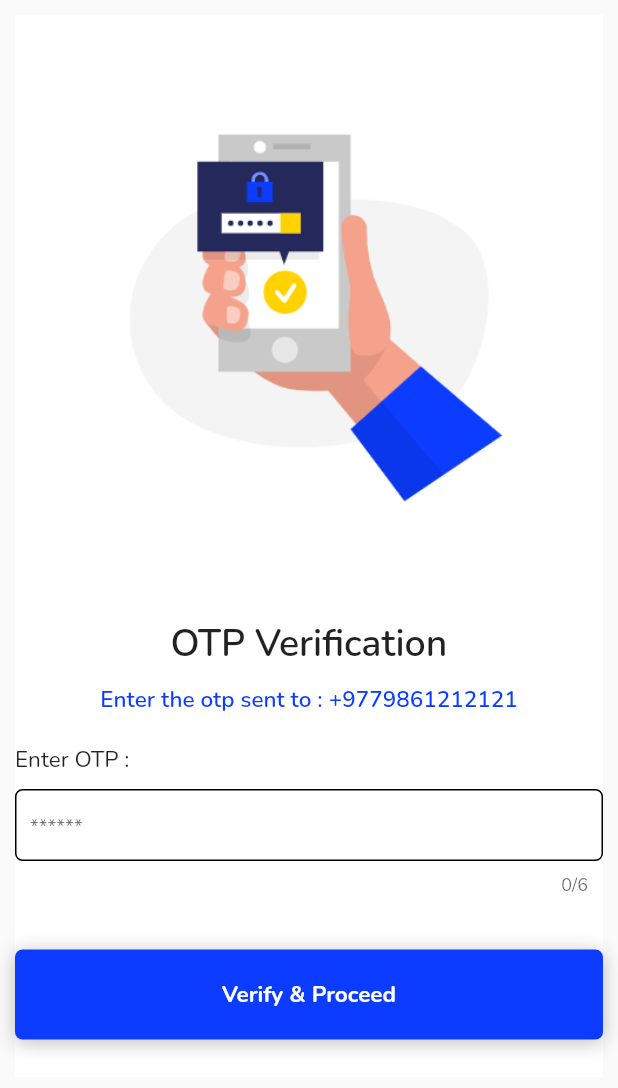
After one commit to kafle1/hamro-yatayat, a Flutter app: the screen it shows after launch, after a tap on "SIGN IN WITH PHONE", after a tap on "Get OTP", on a phone screen of 412 x 824 dp. The commit adds this screen. Shown: the top 1088 px of the screen. Run offline on Flutter 3.47's test engine with Material 2 defaults, Android fonts, the phone set to English and light mode, and no system bars.

Commit message:
PhoneAuth and OTP UI Complete

```diff
--- a/lib/components/appbar.dart
+++ b/lib/components/appbar.dart
@@ -1,5 +1,6 @@
 import 'package:flutter/material.dart';
 import 'package:yatayat/constants.dart';
+import 'package:yatayat/screens/profile_screen.dart';
 
 class YatayatAppbar extends StatelessWidget implements PreferredSizeWidget {
   final double height;
@@ -32,7 +33,7 @@ class YatayatAppbar extends StatelessWidget implements PreferredSizeWidget {
             Icons.person_rounded,
             size: 25,
           ),
-          onPressed: () => null,
+          onPressed: () => {Navigator.pushNamed(context, ProfileScreen.id)},
         ),
       ],
     );
--- a/lib/components/vehicles.dart
+++ b/lib/components/vehicles.dart
@@ -1,6 +1,5 @@
 import 'package:flutter/material.dart';
 import 'package:yatayat/constants.dart';
-import 'package:yatayat/screens/create_booking_screen.dart';
 
 class Vehicles extends StatefulWidget {
   static const String id = 'vehicles';
@@ -31,7 +30,7 @@ class _VehiclesState extends State<Vehicles> {
                 child: ListTile(
                   onTap: () {
                     print(index);
-                    Navigator.popAndPushNamed(context, CreateBookingScreen.id);
+                    Navigator.pop(context);
                   },
                   title: Text(vehicles[index]['title']),
                   leading: Image(
--- a/lib/components/yatayat_bottom_navigation.dart
+++ b/lib/components/yatayat_bottom_navigation.dart
@@ -1,9 +1,9 @@
 import 'package:flutter/material.dart';
 import 'package:yatayat/constants.dart';
+import 'package:yatayat/screens/create_booking_screen.dart';
 import 'package:yatayat/screens/home_screen.dart';
 import 'package:yatayat/screens/my_bookings_screen.dart';
 import 'package:yatayat/screens/notifications_screen.dart';
-import 'package:yatayat/screens/profile_screen.dart';
 
 class YatayatBottomNavigation extends StatefulWidget {
   final int index;
@@ -58,12 +58,12 @@ class _YatayatBottomNavigationState extends State<YatayatBottomNavigation> {
                       });
                     }),
                 IconBottomBar(
-                    icon: Icons.person_rounded,
+                    icon: Icons.directions_car_rounded,
                     selected: _selectedIndex == 3,
                     onPressed: () {
                       setState(() {
                         _selectedIndex = 3;
-                        Navigator.popAndPushNamed(context, ProfileScreen.id);
+                        Navigator.pushNamed(context, CreateBookingScreen.id);
                       });
                     })
               ],
--- a/lib/main.dart
+++ b/lib/main.dart
@@ -6,6 +6,8 @@ import 'package:yatayat/screens/create_booking_screen.dart';
 import 'package:yatayat/screens/home_screen.dart';
 import 'package:yatayat/screens/my_bookings_screen.dart';
 import 'package:yatayat/screens/notifications_screen.dart';
+import 'package:yatayat/screens/otp_screen.dart';
+import 'package:yatayat/screens/phone_auth_screen.dart';
 import 'package:yatayat/screens/profile_screen.dart';
 import 'package:yatayat/screens/signin_screen.dart';
 import 'package:yatayat/screens/splash_screen.dart';
@@ -22,7 +24,7 @@ class Yatayat extends StatelessWidget {
     return MaterialApp(
       theme: ThemeData(fontFamily: 'Nunito'),
       home: SplashScreen(),
-      initialRoute: HomeScreen.id,
+      initialRoute: SplashScreen.id,
       routes: {
         SplashScreen.id: (context) => SplashScreen(),
         SigninScreen.id: (context) => SigninScreen(),
@@ -34,6 +36,8 @@ class Yatayat extends StatelessWidget {
         Vehicles.id: (context) => Vehicles(),
         Notifications.id: (context) => Notifications(),
         BookingSuccess.id: (context) => BookingSuccess(),
+        PhoneAuthScreen.id: (context) => PhoneAuthScreen(),
+        OTPScreen.id: (context) => OTPScreen(),
       },
       debugShowCheckedModeBanner: false,
     );
--- /dev/null
+++ b/lib/screens/otp_screen.dart
@@ -0,0 +1,89 @@
+import 'package:flutter/material.dart';
+import 'package:yatayat/components/button.dart';
+import 'package:yatayat/constants.dart';
+import 'package:yatayat/screens/home_screen.dart';
+
+class OTPScreen extends StatefulWidget {
+  static const String id = 'otp';
+
+  @override
+  State<OTPScreen> createState() => _OTPScreenState();
+}
+
+class _OTPScreenState extends State<OTPScreen> {
+  @override
+  @override
+  Widget build(BuildContext context) {
+    return Scaffold(
+      body: SingleChildScrollView(
+        child: SafeArea(
+          child: Container(
+            color: Colors.white,
+            margin: EdgeInsets.all(10),
+            child: Column(
+              mainAxisAlignment: MainAxisAlignment.center,
+              children: [
+                Image(
+                  image: AssetImage('assets/images/otp.png'),
+                ),
+                SizedBox(
+                  height: 10,
+                ),
+                Text(
+                  'OTP Verification',
+                  style: kComponentTitleStyle.copyWith(fontSize: 25),
+                ),
+                SizedBox(
+                  height: 10,
+                ),
+                Text(
+                  'Enter the otp sent to : +9779861212121',
+                  textAlign: TextAlign.center,
+                  style: TextStyle(
+                    color: kThemeColor,
+                    fontWeight: FontWeight.w600,
+                    fontSize: 15,
+                  ),
+                ),
+                SizedBox(
+                  height: 10,
+                ),
+                Container(
+                  margin: EdgeInsets.symmetric(vertical: 10),
+                  child: Column(
+                    crossAxisAlignment: CrossAxisAlignment.start,
+                    children: [
+                      Row(
+                        children: [
+                          Text(
+                            'Enter OTP :',
+                            style: kFormLabelStyle,
+                          ),
+                        ],
+                      ),
+                      SizedBox(
+                        height: 10,
+                      ),
+                      TextField(
+                        maxLength: 6,
+                        onChanged: (value) {},
+                        decoration:
+                            kInputFieldDecoration.copyWith(hintText: '******'),
+                        keyboardType: TextInputType.number,
+                      ),
+                    ],
+                  ),
+                ),
+                YatayatButton(
+                    label: 'Verify & Proceed',
+                    onClick: () {
+                      Navigator.popAndPushNamed(context, HomeScreen.id);
+                    })
+              ],
+            ),
+          ),
+        ),
+      ),
+    );
+  }
+}
--- /dev/null
+++ b/lib/screens/phone_auth_screen.dart
@@ -0,0 +1,57 @@
+import 'package:flutter/material.dart';
+import 'package:yatayat/components/button.dart';
+import 'package:yatayat/components/input_field.dart';
+import 'package:yatayat/constants.dart';
+import 'package:yatayat/screens/otp_screen.dart';
+
+class PhoneAuthScreen extends StatelessWidget {
+  static const String id = 'phoneAuth';
+  @override
+  Widget build(BuildContext context) {
+    return Scaffold(
+      body: SingleChildScrollView(
+        child: SafeArea(
+            child: Container(
+          color: Colors.white,
+          margin: EdgeInsets.all(10),
+          child: Column(
+            mainAxisAlignment: MainAxisAlignment.center,
+            children: [
+              Image(
+                image: AssetImage('assets/images/phoneAuth.png'),
+              ),
+              SizedBox(
+                height: 10,
+              ),
+              Text(
+                'OTP Verification',
+                style: kComponentTitleStyle.copyWith(fontSize: 25),
+              ),
+              SizedBox(
+                height: 10,
+              ),
+              Text(
+                'We will send you an One Time Password on this mobile number',
+                textAlign: TextAlign.center,
+                style: TextStyle(
+                  color: kThemeColor,
+                  fontWeight: FontWeight.w600,
+                  fontSize: 15,
+                ),
+              ),
+              InputField(
+                  label: 'Enter Mobile Number',
+                  placeholder: '+9779861212121',
+                  onChange: (value) {}),
+              YatayatButton(
+                  label: 'Get OTP',
+                  onClick: () {
+                    Navigator.popAndPushNamed(context, OTPScreen.id);
+                  })
+            ],
+          ),
+        )),
+      ),
+    );
+  }
+}
--- a/lib/screens/signin_screen.dart
+++ b/lib/screens/signin_screen.dart
@@ -1,5 +1,6 @@
 import 'package:flutter/material.dart';
 import 'package:yatayat/constants.dart';
+import 'package:yatayat/screens/phone_auth_screen.dart';
 
 class SigninScreen extends StatelessWidget {
   static const String id = 'SigninScreen';
@@ -8,6 +9,7 @@ class SigninScreen extends StatelessWidget {
     return Scaffold(
       body: SafeArea(
         child: Column(
+          mainAxisAlignment: MainAxisAlignment.center,
           crossAxisAlignment: CrossAxisAlignment.center,
           children: [
             SizedBox(
@@ -35,10 +37,13 @@ class SigninScreen extends StatelessWidget {
             Image(
               image: AssetImage('assets/images/signin.png'),
             ),
-            MaterialButton(
-              onPressed: () {},
+            Padding(
+              padding: const EdgeInsets.symmetric(horizontal: 10),
+              child: GestureDetector(
+                onTap: () {
+                  Navigator.popAndPushNamed(context, PhoneAuthScreen.id);
+                },
                 child: Container(
-                width: 361,
                   height: 60,
                   decoration: BoxDecoration(
                     color: kThemeColor,
@@ -67,15 +72,17 @@ class SigninScreen extends StatelessWidget {
                   ),
                 ),
               ),
+            ),
             SizedBox(
               height: 10,
             ),
-            GestureDetector(
+            Padding(
+              padding: EdgeInsets.symmetric(horizontal: 10),
+              child: GestureDetector(
                 onTap: () {
                   //login using google
                 },
                 child: Container(
-                width: 361,
                   height: 60,
                   decoration: BoxDecoration(
                     color: Colors.white,
@@ -104,6 +111,7 @@ class SigninScreen extends StatelessWidget {
                   ),
                 ),
               ),
+            ),
             SizedBox(
               height: 10,
             ),
```
Also changed, not shown: lib/screens/home_screen.dart (+22 -4 lines), lib/screens/profile_screen.dart (+1 -7 lines), assets/images/otp.png (added), assets/images/phoneAuth.png (added). Lines whose indentation alone changed are shown as unchanged.
